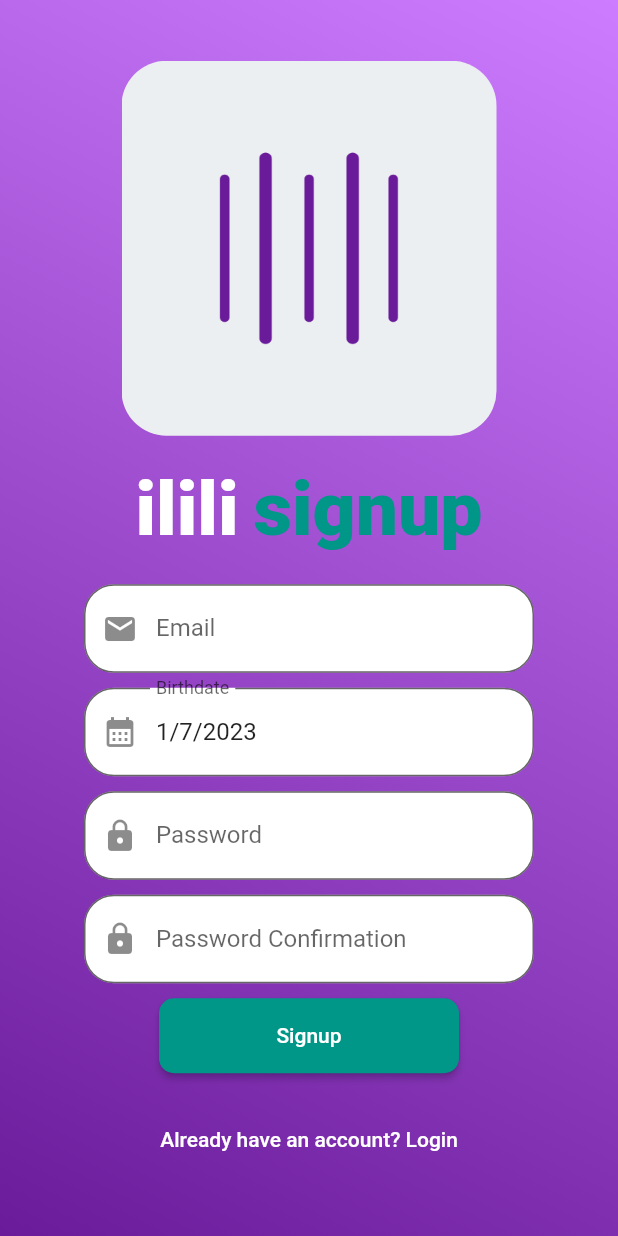
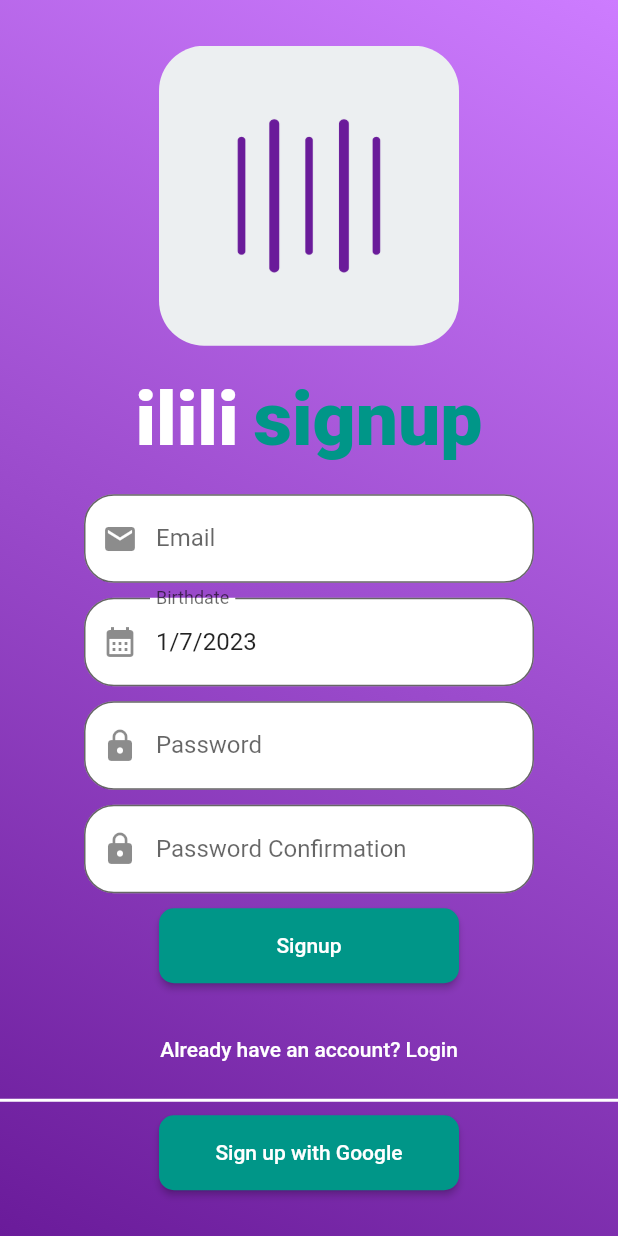
Before and after one commit to LahoucineLapunaire/ilili, a Flutter app: the screen it shows after launch, on a phone screen of 412 x 824 dp. Run offline on Flutter 3.47's test engine with Material 2 defaults, Android fonts, the phone set to English and light mode, and no system bars; our stand-ins replace cloud_firestore, firebase_auth, firebase_core, google_sign_in; accounts and stored records are empty.

Commit message:
[FEAT] Signup : google signup button

```diff
--- a/lib/components/login.dart
+++ b/lib/components/login.dart
@@ -47,8 +47,8 @@ class LogoSection extends StatelessWidget {
   @override
   Widget build(BuildContext context) {
     return Container(
-      width: 250,
-      height: 250,
+      width: 200,
+      height: 200,
       decoration: BoxDecoration(
         borderRadius: BorderRadius.circular(30),
         image: DecorationImage(
--- a/lib/components/signup.dart
+++ b/lib/components/signup.dart
@@ -3,10 +3,12 @@ import 'package:flutter/material.dart';
 import 'package:ilili/components/login.dart';
 import 'package:cloud_firestore/cloud_firestore.dart';
 import 'package:intl/intl.dart';
+import 'package:google_sign_in/google_sign_in.dart';
 
 FirebaseFirestore firestore = FirebaseFirestore.instance;
 CollectionReference usersCollection = firestore.collection('users');
 FirebaseAuth auth = FirebaseAuth.instance;
+GoogleSignIn googleSignIn = GoogleSignIn();
 
 class SignupPage extends StatelessWidget {
   SignupPage({super.key});
@@ -15,7 +17,9 @@ class SignupPage extends StatelessWidget {
   Widget build(BuildContext context) {
     return Scaffold(
       body: Center(
-          child: Container(
+          child: SingleChildScrollView(
+              child: Container(
+        height: MediaQuery.of(context).size.height,
         width: double.maxFinite,
         decoration: BoxDecoration(
             gradient: LinearGradient(
@@ -36,9 +40,15 @@ class SignupPage extends StatelessWidget {
             FormSection(),
             SizedBox(height: 20),
             ToLogin(),
+            Divider(
+              color: Colors.white,
+              height: 20,
+              thickness: 2,
+            ),
+            GoogleSignupButton(),
           ],
         ),
-      )),
+      ))),
     );
   }
 }
@@ -49,8 +59,8 @@ class LogoSection extends StatelessWidget {
   @override
   Widget build(BuildContext context) {
     return Container(
-      width: 250,
-      height: 250,
+      width: 200,
+      height: 200,
       decoration: BoxDecoration(
         borderRadius: BorderRadius.circular(30),
         image: DecorationImage(
@@ -103,6 +113,7 @@ class _FormSectionState extends State<FormSection> {
   bool passwordSame = false;
   bool error = false;
   String errorMessage = "";
+  String infoMessage = "";
 
   Future<void> _selectDate(BuildContext context) async {
     final DateTime? picked = await showDatePicker(
@@ -149,6 +160,7 @@ class _FormSectionState extends State<FormSection> {
         email: emailController.text,
         password: passwordController.text,
       );
+      User? user = userCredential.user;
 
       String uid = userCredential.user?.uid ?? '';
 
@@ -160,6 +172,7 @@ class _FormSectionState extends State<FormSection> {
       setState(() {
         error = false;
         errorMessage = "";
+        infoMessage = "User signed up successfully!";
       });
     } catch (e) {
       print('Error signing up user and creating document: $e');
@@ -189,6 +202,24 @@ class _FormSectionState extends State<FormSection> {
                       "${errorMessage}",
                       style: TextStyle(
                           color: Colors.red, fontWeight: FontWeight.bold),
+                    ),
+                  )
+                ],
+              ),
+            ),
+          if (infoMessage != '')
+            Padding(
+              padding: EdgeInsets.only(bottom: 10),
+              child: Row(
+                children: [
+                  Icon(Icons.check, color: Colors.green),
+                  SizedBox(width: 5),
+                  Container(
+                    width: 250,
+                    child: Text(
+                      "${infoMessage}",
+                      style: TextStyle(
+                          color: Colors.green, fontWeight: FontWeight.bold),
                     ),
                   )
                 ],
@@ -340,3 +371,45 @@ class ToLogin extends StatelessWidget {
     );
   }
 }
+
+class GoogleSignupButton extends StatelessWidget {
+  const GoogleSignupButton({super.key});
+
+  Future<void> signupWithGoogle() async {
+    try {
+      final GoogleSignInAccount? googleUser = await GoogleSignIn().signIn();
+
+      final GoogleSignInAuthentication googleAuth =
+          await googleUser!.authentication;
+
+      final credential = GoogleAuthProvider.credential(
+        accessToken: googleAuth.accessToken,
+        idToken: googleAuth.idToken,
+      );
+
+      await FirebaseAuth.instance.signInWithCredential(credential);
+    } catch (error) {
+      print("------------------");
+      print(error);
+      print("------------------");
+    }
+  }
+
+  @override
+  Widget build(BuildContext context) {
+    return ElevatedButton(
+      onPressed: () {
+        signupWithGoogle();
+      },
+      child: Text("Sign up with Google"),
+      style: ElevatedButton.styleFrom(
+        shape: RoundedRectangleBorder(
+          borderRadius: BorderRadius.circular(10),
+        ),
+        fixedSize: Size(200, 50), // Set the width and height of the button
+        backgroundColor:
+            Color(0xFF009688), // Set the background color of the button
+      ),
+    );
+  }
+}
--- a/lib/main.dart
+++ b/lib/main.dart
@@ -4,7 +4,6 @@ import 'package:firebase_auth/firebase_auth.dart';
 import 'package:ilili/components/login.dart';
 import 'components/home.dart';
 import 'components/signup.dart';
-
 
 FirebaseAuth auth = FirebaseAuth.instance;
 
@@ -28,7 +27,7 @@ class UnLogged extends StatelessWidget {
     return MaterialApp(
         debugShowCheckedModeBanner: false,
         theme: ThemeData(
-        primaryColor: Color(0xFF6A1B9A), // Change this to your desired color
+          primaryColor: Color(0xFF6A1B9A), // Change this to your desired color
         ),
         title: 'ilili',
         home: Scaffold(
--- a/pubspec.yaml
+++ b/pubspec.yaml
@@ -39,6 +39,7 @@ dependencies:
   firebase_auth: ^4.6.3
   cloud_firestore: ^4.8.2
   intl: ^0.18.1
+  google_sign_in: ^6.1.4
 
 
 dev_dependencies:
```
Also changed, not shown: lib/components/home.dart (+28 -6 lines), pubspec.lock, 2 other files.
